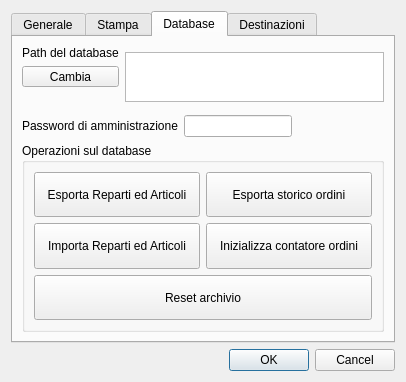
First picture: the form in src/configurazionedlg.ui, repository mtonin/gestcassa, before the edit.
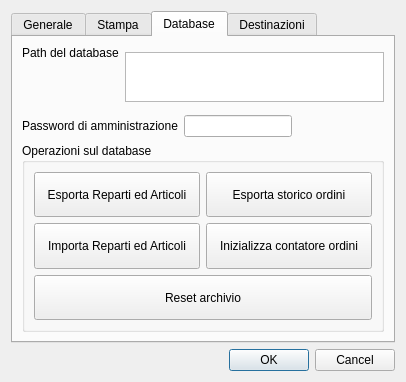
Second picture: the form after the edit. Icons and pictures are not drawn. Custom widgets are drawn as their Qt base class.

Patch:
```diff
--- a/src/configurazionedlg.ui
+++ b/src/configurazionedlg.ui
@@ -316,19 +316,6 @@
              </property>
             </widget>
            </item>
-           <item>
-            <widget class="QToolButton" name="dbBtn">
-             <property name="sizePolicy">
-              <sizepolicy hsizetype="Preferred" vsizetype="Fixed">
-               <horstretch>0</horstretch>
-               <verstretch>0</verstretch>
-              </sizepolicy>
-             </property>
-             <property name="text">
-              <string>Cambia</string>
-             </property>
-            </widget>
-           </item>
            <item>
             <spacer name="verticalSpacer_2">
              <property name="orientation">
```
